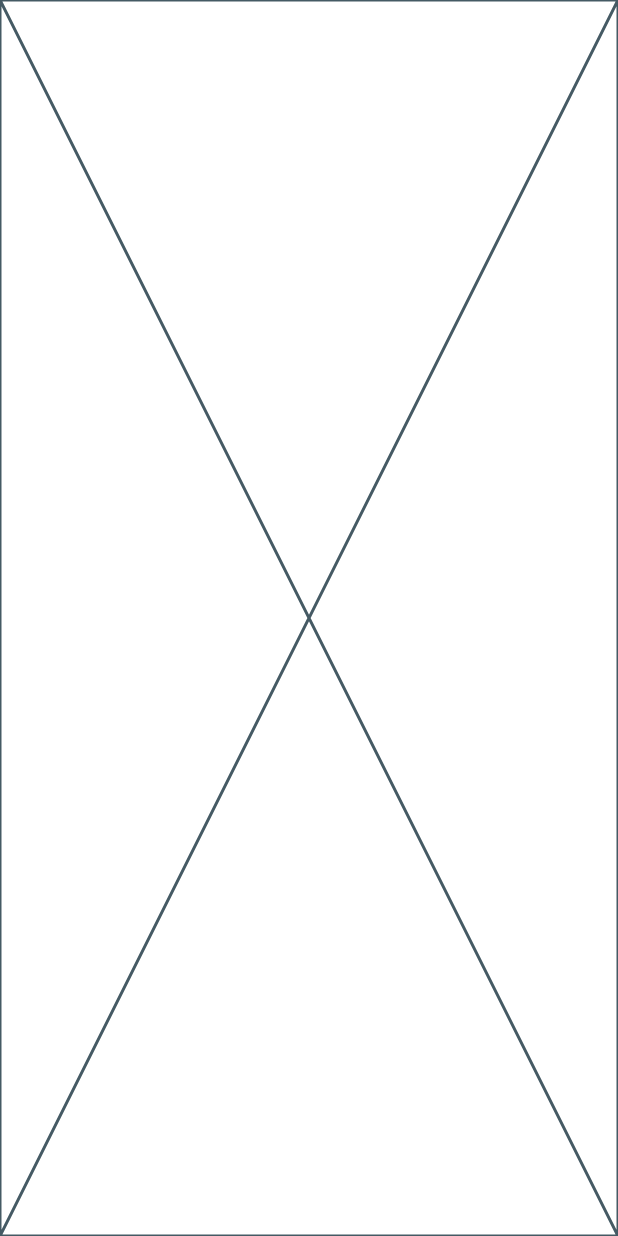
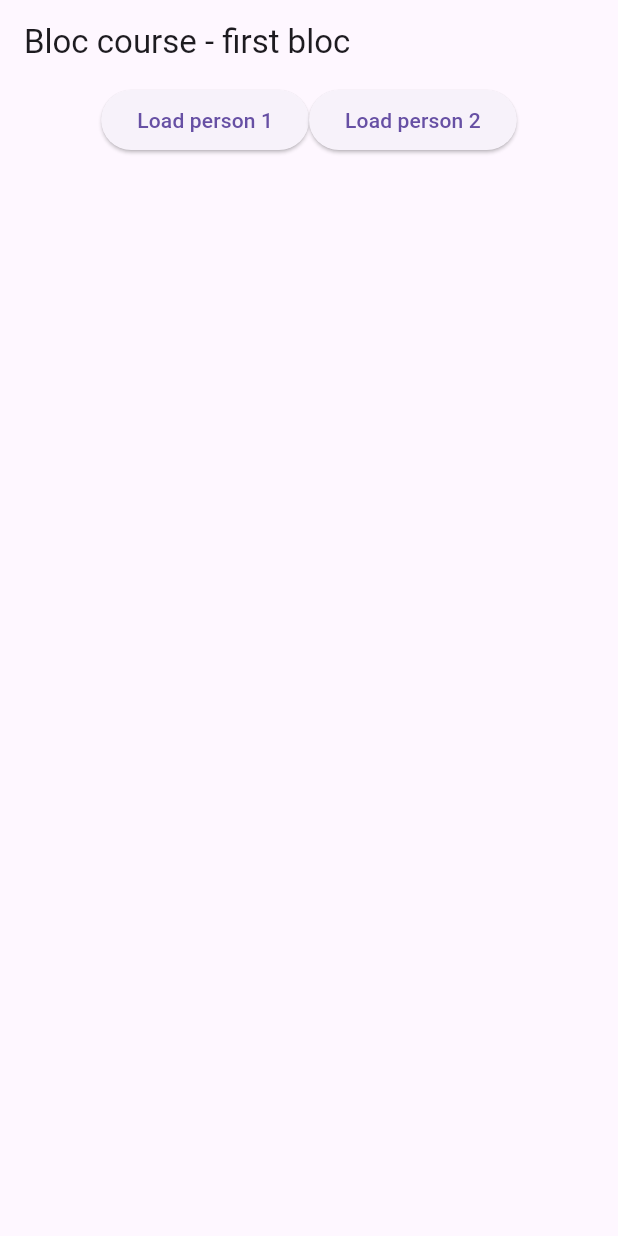
Before and after one commit to Mar3e/bloc_course, a Flutter app: the screen it shows after launch, on a phone screen of 412 x 824 dp. Run offline on Flutter 3.47's test engine with Material 3 defaults, Android fonts, the phone set to English and light mode, and no system bars; our stand-ins replace bloc, flutter_bloc.

Commit message:
step-2 finished

```diff
--- a/lib/main.dart
+++ b/lib/main.dart
@@ -1,4 +1,102 @@
+import 'dart:convert';
+import 'dart:io';
+
+import 'package:bloc/bloc.dart';
 import 'package:flutter/material.dart';
+import 'package:flutter_bloc/flutter_bloc.dart';
+
+class HomePage extends StatefulWidget {
+  const HomePage({super.key});
+
+  @override
+  State<HomePage> createState() => _HomePageState();
+}
+
+@immutable
+abstract class LoadAction {
+  const LoadAction();
+}
+
+@immutable
+class LoadPersonsAction implements LoadAction {
+  final PersonsUrl url;
+
+  const LoadPersonsAction(this.url) : super();
+}
+
+@immutable
+class FetchResults {
+  final Iterable<Person> persons;
+  final bool isCached;
+
+  const FetchResults({
+    required this.persons,
+    required this.isCached,
+  });
+
+  @override
+  String toString() => 'FetchResults{persons: $persons, isCached: $isCached}';
+}
+
+class PersonBloc extends Bloc<LoadAction, FetchResults?> {
+  final Map<PersonsUrl, Iterable<Person>> _cache = {};
+  PersonBloc() : super(null) {
+    on<LoadPersonsAction>(
+      (event, emit) async {
+        final personUrl = event.url;
+        if (_cache.containsKey(personUrl)) {
+          final cachedPersons = _cache[personUrl]!;
+          final result = FetchResults(persons: cachedPersons, isCached: true);
+          emit(result);
+        } else {
+          final persons = await getPersons(personUrl.url);
+          _cache[personUrl] = persons;
+          final result = FetchResults(
+            persons: persons,
+            isCached: false,
+          );
+          emit(result);
+        }
+      },
+    );
+  }
+}
+
+@immutable
+class Person {
+  final String name;
+  final int age;
+
+  const Person({required this.name, required this.age});
+
+  Person.fromJson(Map<String, dynamic> json)
+      : name = json['name'] as String,
+        age = json['age'] as int;
+
+  @override
+  String toString() => 'Person{name: $name, age: $age}';
+}
+
+// These url are served through a separate server not included in this project
+// The server is a simple server that returns a json response with a person's name and age
+enum PersonsUrl {
+  person1("http://10.0.2.2:8000/p1"),
+  person2("http://10.0.2.2:8000/p2");
+
+  const PersonsUrl(this.url);
+  final String url;
+}
+
+Future<Iterable<Person>> getPersons(String url) => HttpClient()
+    .getUrl(Uri.parse(url))
+    .then((req) => req.close())
+    .then((res) => res.transform(utf8.decoder).join())
+    .then((str) => json.decode(str) as List<dynamic>)
+    .then((list) => list.map((ele) => Person.fromJson(ele)));
+
+extension Subscript<T> on Iterable<T> {
+  T? operator [](int index) => index < length ? elementAt(index) : null;
+}
 
 void main() {
   runApp(const MyApp());
@@ -10,23 +108,74 @@ class MyApp extends StatelessWidget {
   // This widget is the root of your application.
   @override
   Widget build(BuildContext context) {
-    return const MaterialApp(
+    return MaterialApp(
       title: 'Bloc course',
-      home: HomePage(),
+      home: BlocProvider(
+        create: (_) => PersonBloc(),
+        child: const HomePage(),
+      ),
     );
   }
-}
-
-class HomePage extends StatefulWidget {
-  const HomePage({super.key});
-
-  @override
-  State<HomePage> createState() => _HomePageState();
 }
 
 class _HomePageState extends State<HomePage> {
   @override
   Widget build(BuildContext context) {
-    return const Placeholder();
+    return Scaffold(
+      appBar: AppBar(
+        title: const Text('Bloc course - first bloc'),
+      ),
+      body: Column(
+        mainAxisAlignment: MainAxisAlignment.center,
+        mainAxisSize: MainAxisSize.min,
+        children: [
+          BlocBuilder<PersonBloc, FetchResults?>(
+            buildWhen: (previous, current) {
+              return previous?.persons != current?.persons;
+            },
+            builder: (context, fetchResults) {
+              print(fetchResults);
+              final persons = fetchResults?.persons;
+
+              if (persons == null) {
+                return const SizedBox();
+              }
+
+              return Expanded(
+                child: ListView.builder(
+                  itemCount: persons.length,
+                  itemBuilder: (context, index) {
+                    final person = persons[index]!;
+                    return ListTile(
+                      title: Text(person.name),
+                      subtitle: Text(person.age.toString()),
+                    );
+                  },
+                ),
+              );
+            },
+          ),
+          Row(
+            mainAxisAlignment: MainAxisAlignment.center,
+            children: [
+              ElevatedButton(
+                  onPressed: () {
+                    context
+                        .read<PersonBloc>()
+                        .add(const LoadPersonsAction(PersonsUrl.person1));
+                  },
+                  child: const Text("Load person 1")),
+              ElevatedButton(
+                  onPressed: () {
+                    context
+                        .read<PersonBloc>()
+                        .add(const LoadPersonsAction(PersonsUrl.person2));
+                  },
+                  child: const Text("Load person 2")),
+            ],
+          )
+        ],
+      ),
+    );
   }
 }
```
